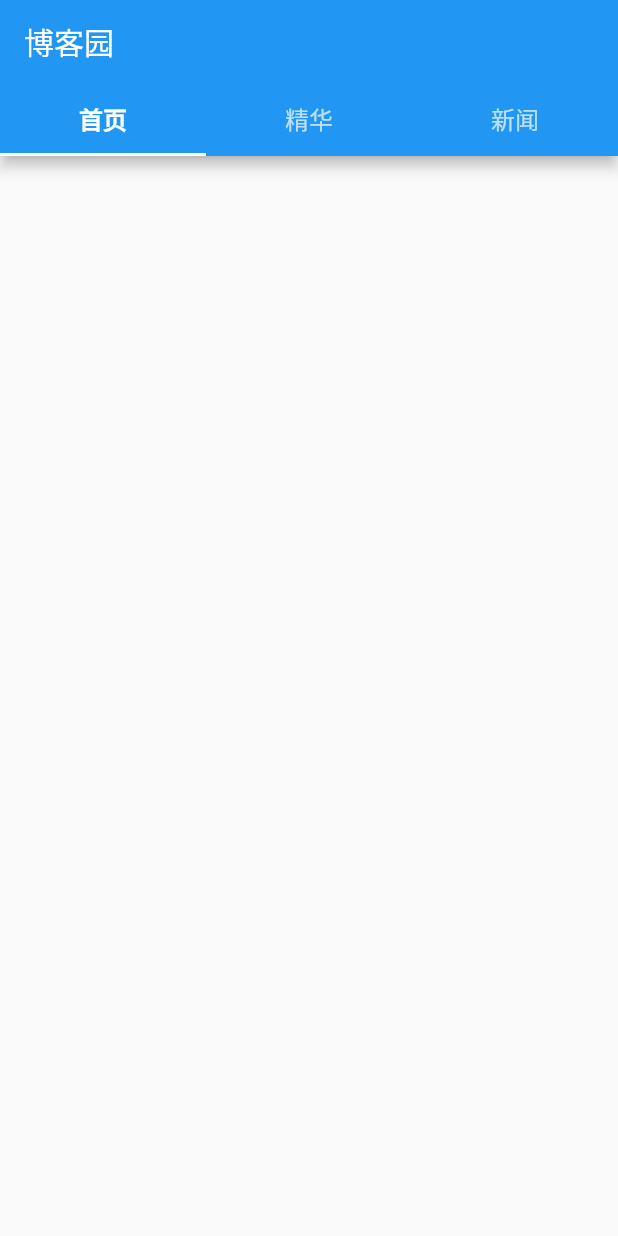
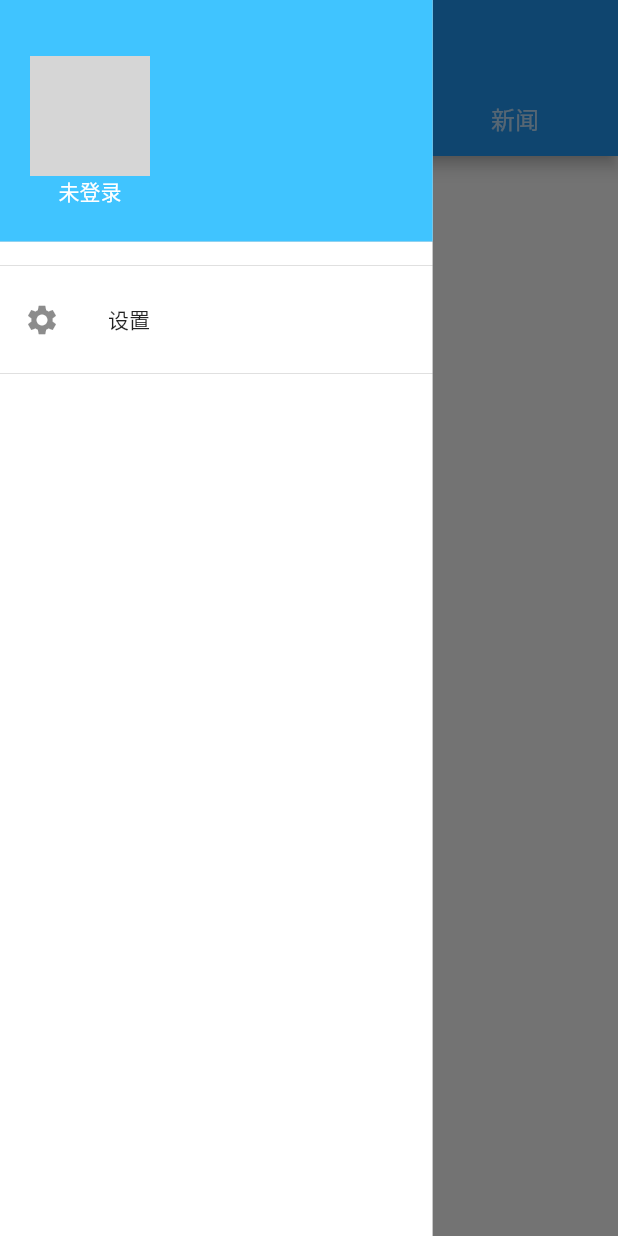
Before and after one commit to caopengfei/cnblogs, a Flutter app: the screen it shows after launch, with the side drawer open (before the commit the screen has no drawer), on a phone screen of 412 x 824 dp. Run offline on Flutter 3.47's test engine with Material 2 defaults, Android fonts, the phone set to English and light mode, and no system bars; our stand-ins replace dio, fluro, flutter_easyrefresh, flutter_html, fluttertoast, webview_flutter; missing offline and left inert: flutter_webview_plugin, prefs; accounts and stored records are empty; network calls fail; statements that could not run were skipped; grey boxes are pictures that could not be loaded.

Commit message:
添加侧边栏

```diff
--- a/lib/application.dart
+++ b/lib/application.dart
@@ -14,8 +14,7 @@ class Application {
   static String Token = '';
   static UserEntity User;
   static final String ClientId = 'd6c6987a-a73d-4309-8d74-d6027d9732b5';
-  static final String ClientSecret =
-      'TqtsJT13U6m2u3v7QEHQXWRlx8XdZ8tGxv81VCQ-XxTY3nVXYBKHSXPthveAaGm95eNVMPS91XJRLBT4';
+  static final String ClientSecret = 'TqtsJT13U6m2u3v7QEHQXWRlx8XdZ8tGxv81VCQ-XxTY3nVXYBKHSXPthveAaGm95eNVMPS91XJRLBT4';
   static final Dio SystemDio = new Dio();
   static final Dio UserDio = new Dio();
 
--- a/lib/index.dart
+++ b/lib/index.dart
@@ -11,6 +11,7 @@ import 'package:flutter_easyrefresh/bezier_bounce_footer.dart';
 import 'blog_info.dart';
 import 'entity/news.dart';
 import 'news_info.dart';
+import 'login.dart';
 
 class IndexPage extends StatefulWidget {
   IndexPage() {
@@ -67,32 +68,72 @@ class IndexPageState extends State<IndexPage> {
             ],
           ),
         ),
-//        drawer: Container(
-//          padding: EdgeInsets.fromLTRB(10, 50, 10, 10),
-//          child: Column(
-//            children: <Widget>[
-//              FlatButton(
-//                  onPressed: () {},
-//                  child: Column(
-//                    children: <Widget>[
-//                      Image.network(
-//                        Application.User == null
-//                            ? 'http://hbimg.b0.upaiyun.com/79e75e5d00341d770a89d081d2f11617e2be3577eda-VrL3fb_fw658'
-//                            : Application.User.Avatar,
-//                        width: 50,
-//                        height: 50,
-//                      ),
-//                      Text(
-//                        Application.User == null
-//                            ? '未登录'
-//                            : Application.User.DisplayName,
-//                        style: TextStyle(color: Colors.white),
-//                      ),
-//                    ],
-//                  )),
-//            ],
-//          ),
-//        ),
+        drawer: Container(
+          alignment: Alignment.topLeft,
+          color: Colors.white,
+          width: MediaQuery.of(context).size.width * 0.7,
+          child: ListView(
+            padding: EdgeInsets.zero,
+            children: <Widget>[
+              DrawerHeader(
+                decoration: BoxDecoration(
+                  color: Colors.lightBlueAccent,
+                ),
+                child: Row(
+                  crossAxisAlignment: CrossAxisAlignment.end,
+                  children: <Widget>[
+                    FlatButton(
+                        onPressed: () {
+                          Navigator.of(context)
+                              .push(new MaterialPageRoute(builder: (_) {
+                            return new LoginPage();
+                          }));
+                        },
+                        padding: EdgeInsets.only(bottom: 15),
+                        child: Column(
+                          mainAxisSize: MainAxisSize.min,
+                          children: <Widget>[
+                            ClipOval(
+                              child: Image.network(
+                                Application.User == null
+                                    ? 'http://hbimg.b0.upaiyun.com/79e75e5d00341d770a89d081d2f11617e2be3577eda-VrL3fb_fw658'
+                                    : Application.User.Avatar,
+                                width: 80,
+                                height: 80,
+                              ),
+                            ),
+                            Text(
+                              Application.User == null
+                                  ? '未登录'
+                                  : Application.User.DisplayName,
+                              style: TextStyle(color: Colors.white),
+                            ),
+                          ],
+                        )),
+                    Flexible(
+                      child:Container()
+                    ),
+                    Offstage(
+                      offstage: Application.User == null ? true : false,
+                      child: FlatButton(
+                        onPressed: () {
+                          //Todo 点击注销事件
+                        },
+                        child: Text('注销',style: TextStyle(color:Colors.white),),
+                      ),
+                    ),
+                  ],
+                ),
+              ),
+              Divider(),
+              ListTile(
+                leading: Icon(Icons.settings),
+                title: Text('设置'),
+              ),
+              Divider(),
+            ],
+          ),
+        ),
         body: TabBarView(
           children: [
             _buildDefaultArticlesWidget(),
--- a/pubspec.yaml
+++ b/pubspec.yaml
@@ -31,6 +31,7 @@ dependencies:
   flutter_easyrefresh: ^1.2.7
   flutter_html: ^0.10.1+hotfix.1
   flutter_webview_plugin: ^0.3.5
+  webview_flutter: ^0.3.9+1
 
 dev_dependencies:
   flutter_test:
```
Also changed, not shown: lib/LoginPage.dart (deleted, +0 -51 lines), lib/blog_info.dart (+6 -8 lines), lib/login.dart (added, +67 -0 lines), lib/news_info.dart (+5 -7 lines), pubspec.lock, 1 other file.
